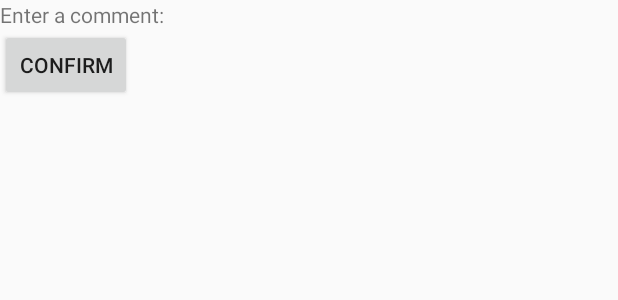
After one commit to VeronicaSalm/vsalm-FeelsBook, an Android app: the layout edit_comment.xml on its own in the app's theme, with its tools: preview values and no code run, on a phone screen of 412 x 824 dp. The commit adds this screen. Shown: the top 300 px of the screen. Run offline under Robolectric (Android 15) with nearby library versions, the phone set to English and light mode, and no system bars.

Commit message:
Added a simple comment popup when the edit button is pressed

```diff
--- a/app/src/main/AndroidManifest.xml
+++ b/app/src/main/AndroidManifest.xml
@@ -16,7 +16,6 @@
                 <category android:name="android.intent.category.LAUNCHER" />
             </intent-filter>
         </activity>
-        <activity android:name=".ViewEmotionActivity" />
         <activity android:name=".ViewHistoryActivity" />
         <activity android:name=".ViewStatsActivity"></activity>
     </application>
--- a/app/src/main/java/com/example/veronica/vsalm_feelsbook/EmotionAdapter.java
+++ b/app/src/main/java/com/example/veronica/vsalm_feelsbook/EmotionAdapter.java
@@ -59,6 +59,9 @@ public class EmotionAdapter extends ArrayAdapter<Emotion> {
                 @Override
                 public void onClick(View v){
                     Toast.makeText(getContext(), "Edit " + position, Toast.LENGTH_SHORT).show();
+                    ((ViewHistoryActivity) context).editEmotion(position, parent);
+
+                    EmotionAdapter.this.notifyDataSetChanged();
                 }
             });
             convertView.setTag(viewHolder);
--- a/app/src/main/res/layout/activity_view_stats.xml
+++ b/app/src/main/res/layout/activity_view_stats.xml
@@ -4,7 +4,7 @@
     xmlns:tools="http://schemas.android.com/tools"
     android:layout_width="match_parent"
     android:layout_height="match_parent"
-    tools:context=".ViewEmotionActivity">
+    tools:context=".ViewStatsActivity">
 
     <android.support.v7.widget.Toolbar
         android:id="@+id/toolbar"
--- /dev/null
+++ b/app/src/main/res/layout/edit_comment.xml
@@ -0,0 +1,19 @@
+<?xml version="1.0" encoding="utf-8"?>
+<LinearLayout
+    xmlns:android="http://schemas.android.com/apk/res/android"
+    android:layout_width="fill_parent"
+    android:layout_height="fill_parent"
+    android:orientation="vertical">
+
+    <TextView
+        android:layout_width="fill_parent"
+        android:layout_height="wrap_content"
+        android:text="@string/edit_comment" />
+
+    <Button
+        android:id="@+id/okay_button1"
+        android:layout_width="wrap_content"
+        android:layout_height="wrap_content"
+        android:text="Confirm" />
+
+</LinearLayout>
--- a/app/src/main/res/values/strings.xml
+++ b/app/src/main/res/values/strings.xml
@@ -100,4 +100,5 @@
         "when a user tries to pick up one of cards.\n\n"
     </string>
     <string name="action_settings">Settings</string>
+    <string name="edit_comment">Enter a comment: </string>
 </resources>
```
Also changed, not shown: app/src/main/java/com/example/veronica/vsalm_feelsbook/MainActivity.java (+4 -15 lines), app/src/main/java/com/example/veronica/vsalm_feelsbook/ViewEmotionActivity.java (deleted, +0 -42 lines), app/src/main/java/com/example/veronica/vsalm_feelsbook/ViewHistoryActivity.java (+38 -0 lines), app/src/main/res/layout/activity_view_emotion.xml (deleted, +0 -36 lines).
